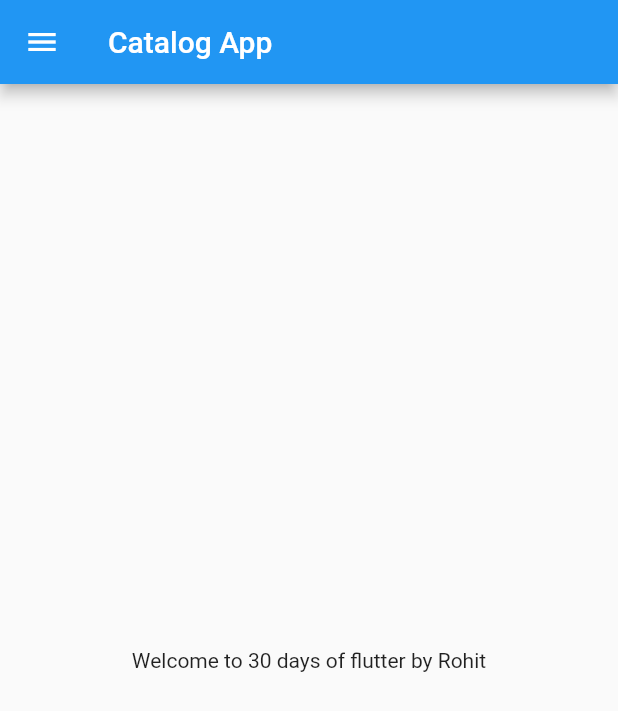
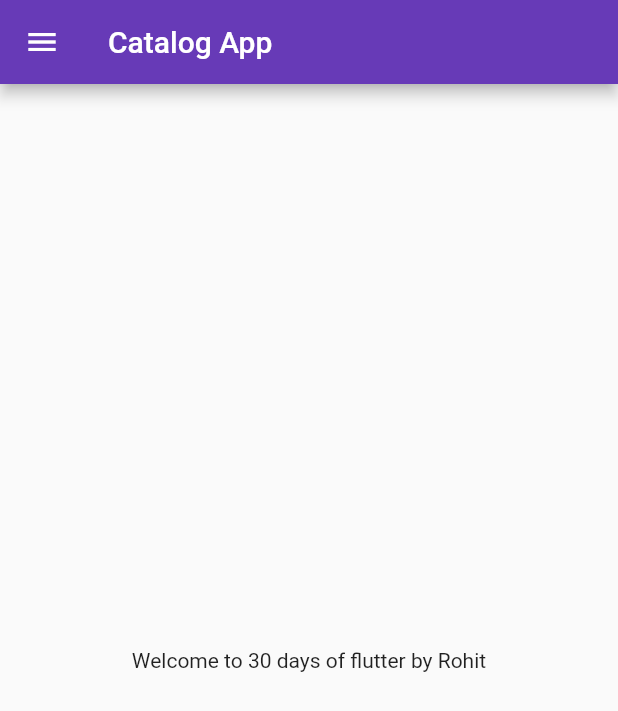
Before and after one commit to Rohit-1706/30DaysofFlutter, a Flutter app: the screen it shows after launch, on a phone screen of 412 x 824 dp. Shown: the top 711 px of the screen. Run offline on Flutter 3.47's test engine with Material 2 defaults, Android fonts, the phone set to English and light mode, and no system bars.

Commit message:
Day 3 completed

```diff
--- a/lib/main.dart
+++ b/lib/main.dart
@@ -1,5 +1,6 @@
 import 'package:flutter/material.dart';
-import 'package:flutter_application_2/home_page.dart';
+import 'package:flutter_application_2/pages/home_page.dart';
+import 'package:flutter_application_2/pages/login_page.dart';
 
 void main() {
   runApp(MyApp());
@@ -10,9 +11,19 @@ class MyApp extends StatelessWidget {
 
   @override
   Widget build(BuildContext context) {
-
     return MaterialApp(
-      home: HomePage(),
+      // home: HomePage(),
+      themeMode: ThemeMode.light,
+      theme: ThemeData(primarySwatch: Colors.deepPurple),
+      darkTheme: ThemeData(
+        brightness: Brightness.dark,
+      ),
+      initialRoute: "/home",
+      routes: {
+        "/": (context) =>LoginPage(),
+        "/home": (context) => HomePage(),
+        "/login": (context) => LoginPage(),
+      },
     );
   }
 }
```
Also changed, not shown: lib/pages/login_page.dart (added, +21 -0 lines), lib/pages/home_page.dart (renamed from lib/home_page.dart).
